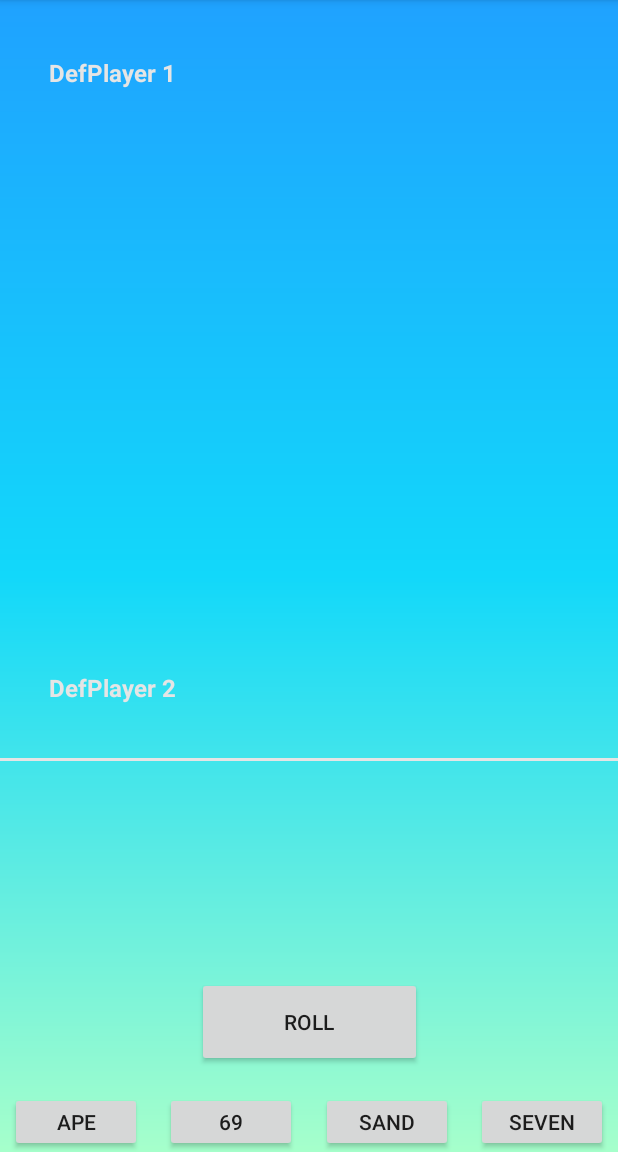
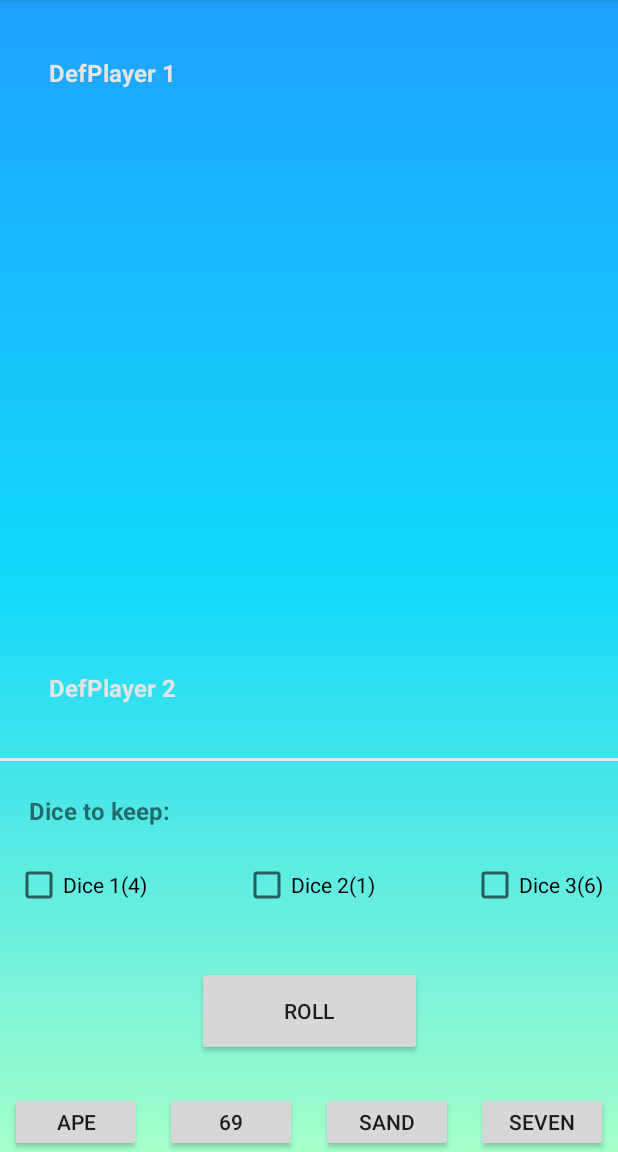
Before and after one commit to DemRossi/Pietjesbak, an Android app: the screen it shows after launch (MainActivity), on a phone screen of 412 x 824 dp, the part 84-1236 px from its top. Run offline under Robolectric (Android 15) with nearby library versions, the phone set to English and light mode, and no system bars.

Commit message:
Made checkboxes for keeping dices

```diff
--- a/app/src/main/res/layout/activity_main.xml
+++ b/app/src/main/res/layout/activity_main.xml
@@ -38,6 +38,7 @@
         app:layout_constraintTop_toTopOf="parent"
         app:layout_constraintVertical_bias="0.6"/>
 
+    <!--    start game-controlles -->
     <View
         android:layout_width="match_parent"
         android:layout_height="2dp"
@@ -49,6 +50,49 @@
         app:layout_constraintTop_toTopOf="parent"
         app:layout_constraintVertical_bias="0.66"/>
 
+    <TextView
+        android:id="@+id/ma_textViewCheckInfo"
+        android:layout_width="wrap_content"
+        android:layout_height="wrap_content"
+        android:text="Dice to keep:"
+        android:textSize="16sp"
+        android:textStyle="bold"
+        app:layout_constraintBottom_toBottomOf="parent"
+        app:layout_constraintHorizontal_bias="0.06"
+        app:layout_constraintLeft_toLeftOf="parent"
+        app:layout_constraintRight_toRightOf="parent"
+        app:layout_constraintTop_toTopOf="parent"
+        app:layout_constraintVertical_bias="0.71"/>
+    <CheckBox android:id="@+id/ma_checkbox_Dice1"
+        android:layout_width="wrap_content"
+        android:layout_height="wrap_content"
+        android:text="Dice 1(4)"
+        app:layout_constraintBottom_toBottomOf="parent"
+        app:layout_constraintHorizontal_bias="0.03"
+        app:layout_constraintLeft_toLeftOf="parent"
+        app:layout_constraintRight_toRightOf="parent"
+        app:layout_constraintTop_toTopOf="parent"
+        app:layout_constraintVertical_bias="0.78"/>
+    <CheckBox android:id="@+id/ma_checkbox_Dice2"
+        android:layout_width="wrap_content"
+        android:layout_height="wrap_content"
+        android:text="Dice 2(1)"
+        app:layout_constraintBottom_toBottomOf="parent"
+        app:layout_constraintHorizontal_bias="0.5"
+        app:layout_constraintLeft_toLeftOf="parent"
+        app:layout_constraintRight_toRightOf="parent"
+        app:layout_constraintTop_toTopOf="parent"
+        app:layout_constraintVertical_bias="0.78"/>
+    <CheckBox android:id="@+id/ma_checkbox_Dice3"
+        android:layout_width="wrap_content"
+        android:layout_height="wrap_content"
+        android:text="Dice 3(6)"
+        app:layout_constraintBottom_toBottomOf="parent"
+        app:layout_constraintHorizontal_bias="0.97"
+        app:layout_constraintLeft_toLeftOf="parent"
+        app:layout_constraintRight_toRightOf="parent"
+        app:layout_constraintTop_toTopOf="parent"
+        app:layout_constraintVertical_bias="0.78"/>
     <Button
         android:id="@+id/ma_rollBtn"
         android:layout_width="150dp"
@@ -59,7 +103,7 @@
         app:layout_constraintLeft_toLeftOf="parent"
         app:layout_constraintRight_toRightOf="parent"
         app:layout_constraintTop_toTopOf="parent"
-        app:layout_constraintVertical_bias="0.92" />
+        app:layout_constraintVertical_bias="0.91" />
 
     <Button
         android:id="@+id/ma_apeBtn"
```
